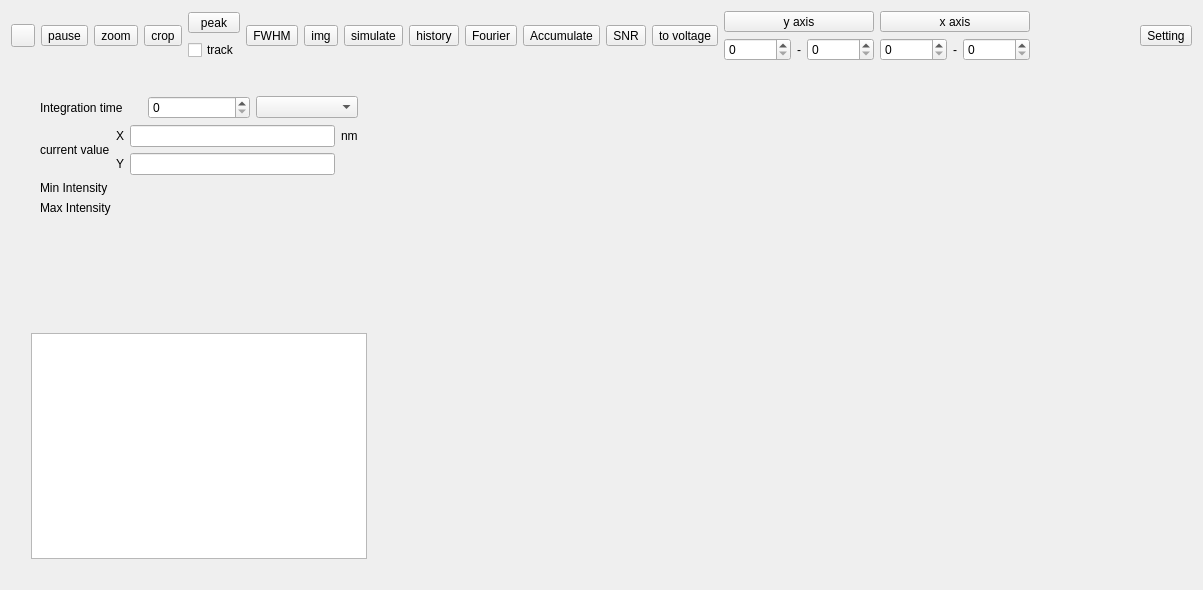
Before: the Qt Designer form src/mode/FormEasy/formeasy.ui in MRsoymilk/MySerial, drawn with Qt 5.
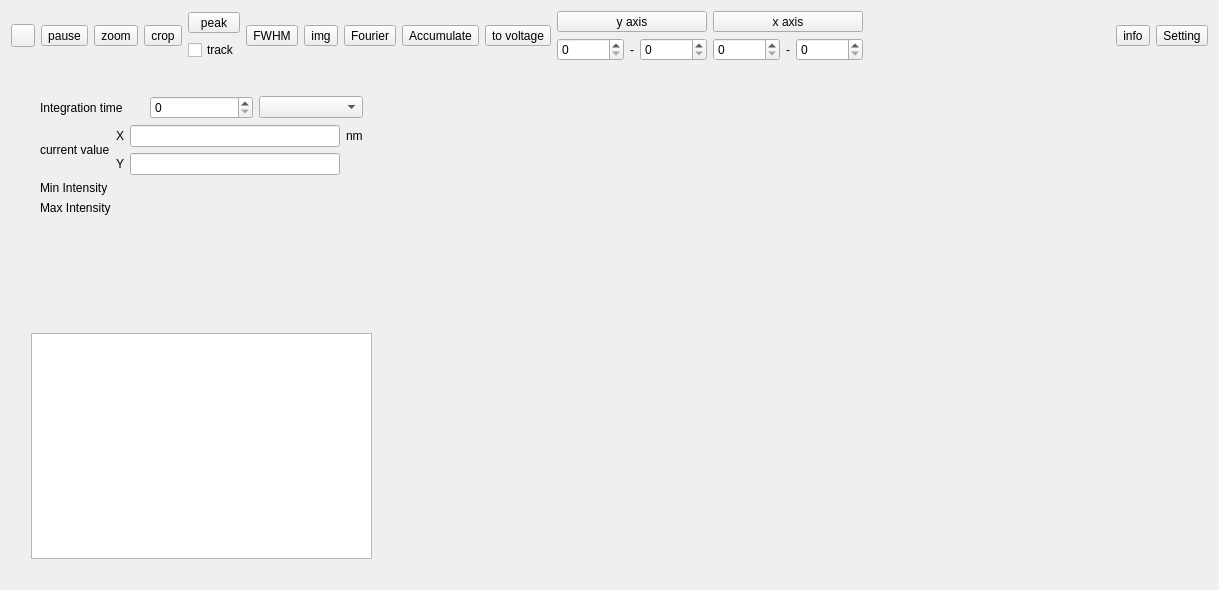
After: the same form once the commit is applied.

Commit message: move btn simulate, history, SNR to popup menu

Diff of the .ui file:
```diff
--- a/src/mode/FormEasy/formeasy.ui
+++ b/src/mode/FormEasy/formeasy.ui
@@ -6,7 +6,7 @@
    <rect>
     <x>0</x>
     <y>0</y>
-    <width>1203</width>
+    <width>1219</width>
     <height>590</height>
    </rect>
   </property>
@@ -103,26 +103,6 @@
        </property>
       </widget>
      </item>
-     <item>
-      <widget class="QToolButton" name="tBtnSimulate">
-       <property name="text">
-        <string>simulate</string>
-       </property>
-       <property name="checkable">
-        <bool>true</bool>
-       </property>
-      </widget>
-     </item>
-     <item>
-      <widget class="QToolButton" name="tBtnHistory">
-       <property name="text">
-        <string>history</string>
-       </property>
-       <property name="checkable">
-        <bool>true</bool>
-       </property>
-      </widget>
-     </item>
      <item>
       <widget class="QToolButton" name="tBtnFourier">
        <property name="text">
@@ -143,16 +123,6 @@
        </property>
       </widget>
      </item>
-     <item>
-      <widget class="QToolButton" name="tBtnSNR">
-       <property name="text">
-        <string>SNR</string>
-       </property>
-       <property name="checkable">
-        <bool>true</bool>
-       </property>
-      </widget>
-     </item>
      <item>
       <widget class="QToolButton" name="tBtnToVoltage">
        <property name="text">
@@ -266,6 +236,13 @@
        </property>
       </spacer>
      </item>
+     <item>
+      <widget class="QToolButton" name="tBtnInfo">
+       <property name="text">
+        <string>info</string>
+       </property>
+      </widget>
+     </item>
      <item>
       <widget class="QToolButton" name="tBtnSetting">
        <property name="text">
```
The commit also changes 2 other files.
